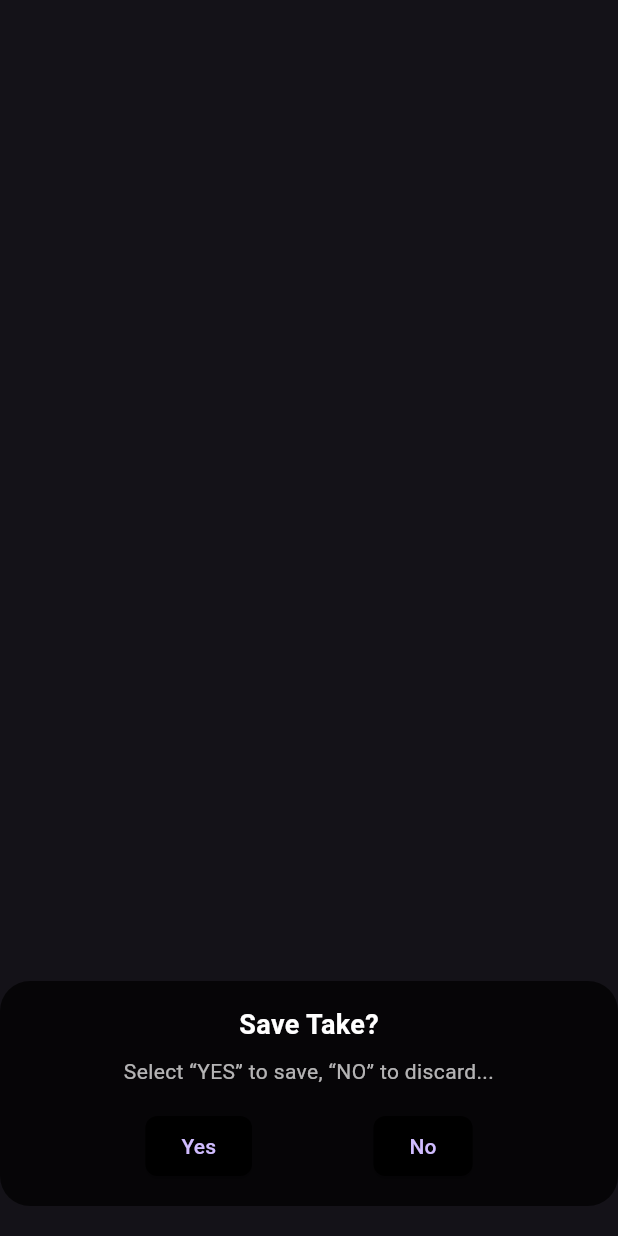
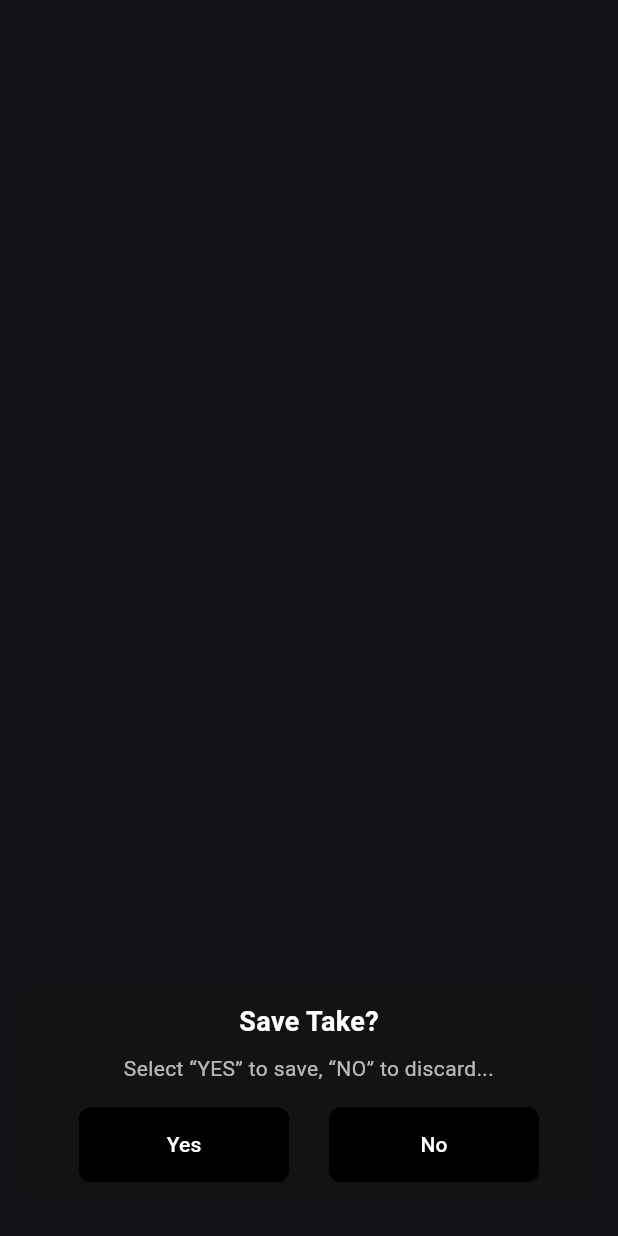
Before and after one commit to amir-hilal/videorecord, a Flutter app: the SaveVideoModal widget shown alone on an empty page, opened directly with empty values, on a phone screen of 412 x 824 dp. Run offline on Flutter 3.47's test engine with Material 3 defaults, Android fonts, the phone set to English and light mode, and no system bars; our stand-ins replace audioplayers, camera, flutter_svg, logger, video_player; missing offline and left inert: get_thumbnail_video.

Commit message:
add conditional redenring for control buttons

```diff
--- a/lib/screens/camera_screen.dart
+++ b/lib/screens/camera_screen.dart
@@ -4,10 +4,10 @@ import 'package:camera/camera.dart';
 import 'package:flutter/material.dart';
 import 'package:flutter_svg/flutter_svg.dart';
 import 'package:provider/provider.dart';
+import 'package:videorecord/widgets/save_video_modal.dart';
 
 import '../providers/video_provider.dart';
 import '../utils/utils.dart';
-import '../widgets/save_video_modal.dart';
 
 class CameraScreen extends StatefulWidget {
   const CameraScreen({super.key});
@@ -22,6 +22,7 @@ class CameraScreenState extends State<CameraScreen> {
   Timer? _timer;
   int _recordingTime = 0;
   String? lastRecordedVideoPath;
+  bool showSaveModal = false;
 
   @override
   void initState() {
@@ -60,18 +61,12 @@ class CameraScreenState extends State<CameraScreen> {
     final videoProvider = Provider.of<VideoProvider>(context, listen: false);
     videoProvider.stopRecording();
     videoProvider.toggleCameraLens();
-
     final cameras = await availableCameras();
     final selectedCamera = cameras.firstWhere(
       (camera) => camera.lensDirection == videoProvider.lensDirection,
     );
-
-    _controller = CameraController(
-      selectedCamera,
-      ResolutionPreset.high,
-      enableAudio: true,
-    );
-
+    _controller = CameraController(selectedCamera, ResolutionPreset.high,
+        enableAudio: true);
     await _controller?.initialize();
     setState(() {
       isCameraInitialized = true;
@@ -80,7 +75,6 @@ class CameraScreenState extends State<CameraScreen> {
 
   void _startRecording() async {
     final videoProvider = Provider.of<VideoProvider>(context, listen: false);
-
     if (!_controller!.value.isInitialized || videoProvider.isRecording) return;
 
     try {
@@ -92,7 +86,6 @@ class CameraScreenState extends State<CameraScreen> {
       });
 
       _timer?.cancel();
-
       _timer = Timer.periodic(const Duration(seconds: 1), (timer) {
         setState(() {
           _recordingTime++;
@@ -120,8 +113,8 @@ class CameraScreenState extends State<CameraScreen> {
       if (file != null) {
         setState(() {
           lastRecordedVideoPath = file.path;
+          showSaveModal = true; // Show save modal
         });
-        _showSaveVideoModal();
       }
     } catch (e) {
       print(e);
@@ -133,6 +126,10 @@ class CameraScreenState extends State<CameraScreen> {
 
     if (!mounted) return;
 
+    setState(() {
+      showSaveModal = true;
+    });
+
     showDialog(
       context: context,
       builder: (context) => SaveVideoModal(
@@ -143,11 +140,15 @@ class CameraScreenState extends State<CameraScreen> {
             videoProvider.addVideo(
                 lastRecordedVideoPath!, thumbnailPath as String);
           }
+          setState(() {
+            showSaveModal = false;
+          });
           Navigator.of(context).pop();
         },
         onDiscard: () {
           setState(() {
             lastRecordedVideoPath = null;
+            showSaveModal = false;
           });
           Navigator.of(context).pop();
         },
@@ -170,7 +171,13 @@ class CameraScreenState extends State<CameraScreen> {
 
     return Scaffold(
       appBar: AppBar(
-        title: videoProvider.isRecording
+        backgroundColor: Colors.black.withOpacity(
+            0.5), // Adjust opacity or set to Colors.transparent for device’s default
+        elevation: 0,
+        toolbarHeight: 60, // Set a fixed height for the AppBar
+        title: showSaveModal
+            ? Container() // Empty content when save modal is shown
+            : videoProvider.isRecording
                 ? Container(
                     width: double.infinity,
                     padding: const EdgeInsets.symmetric(horizontal: 8),
@@ -238,19 +245,24 @@ class CameraScreenState extends State<CameraScreen> {
               child: SizedBox(
                   width: screenWidth,
                   height: cameraHeight,
-                child: CameraPreview(_controller!),
-              ),
+                  child: CameraPreview(_controller!)),
             )
           else
             const Center(child: CircularProgressIndicator()),
           if (videoProvider.isGridVisible &&
               isCameraInitialized &&
               !videoProvider.isRecording)
-            Positioned.fill(
-              child: CustomPaint(
-                painter: GridPainter(),
+            Positioned.fill(child: CustomPaint(painter: GridPainter())),
+          if (showSaveModal)
+            SaveVideoModal(
+              onSave: () => _showSaveVideoModal(),
+              onDiscard: () {
+                setState(() {
+                  showSaveModal = false;
+                });
+              },
             ),
-            ),
+          if (!showSaveModal)
             Positioned(
               bottom: 35,
               left: 0,
--- a/lib/widgets/save_video_modal.dart
+++ b/lib/widgets/save_video_modal.dart
@@ -15,10 +15,10 @@ class SaveVideoModal extends StatelessWidget {
     return Align(
       alignment: Alignment.bottomCenter,
       child: Container(
-        margin: const EdgeInsets.only(bottom: 20),
+        margin: const EdgeInsets.only(bottom: 20, left: 10, right: 10),
         padding: const EdgeInsets.all(16),
         decoration: BoxDecoration(
-          color: Colors.black.withOpacity(0.7),
+          color: const Color.fromRGBO(18, 18, 18, 0.7),
           borderRadius: BorderRadius.circular(20),
         ),
         child: Column(
@@ -42,25 +42,39 @@ class SaveVideoModal extends StatelessWidget {
             Row(
               mainAxisAlignment: MainAxisAlignment.spaceEvenly,
               children: [
-                ElevatedButton(
+                SizedBox(
+                  width: 140,
+                  child: ElevatedButton(
                     onPressed: onSave,
                     style: ElevatedButton.styleFrom(
                       backgroundColor: Colors.black,
                       shape: RoundedRectangleBorder(
                         borderRadius: BorderRadius.circular(8),
                       ),
+                      padding: const EdgeInsets.symmetric(vertical: 15),
                     ),
-                  child: const Text('Yes'),
+                    child: const Text(
+                      'Yes',
+                      style: TextStyle(color: Colors.white),
                     ),
-                ElevatedButton(
+                  ),
+                ),
+                SizedBox(
+                  width: 140,
+                  child: ElevatedButton(
                     onPressed: onDiscard,
                     style: ElevatedButton.styleFrom(
                       backgroundColor: Colors.black,
                       shape: RoundedRectangleBorder(
                         borderRadius: BorderRadius.circular(8),
                       ),
+                      padding: const EdgeInsets.symmetric(vertical: 15),
                     ),
-                  child: const Text('No'),
+                    child: const Text(
+                      'No',
+                      style: TextStyle(color: Colors.white),
+                    ),
+                  ),
                 ),
               ],
             ),
```
Lines whose indentation alone changed are shown as unchanged.
